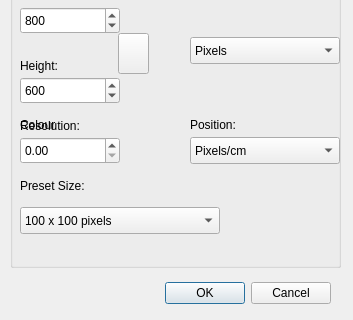
First picture: the form in src/NewDialog.ui, repository PhotoFlare/photoflare, before the edit; both pictures show x 0 to 353 and y 143 to 463 of the 353 by 463 pixel window.
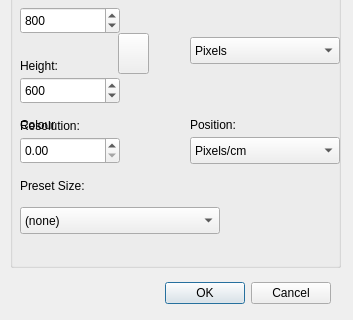
Second picture: the form after the edit. Icons and pictures are not drawn. Custom widgets are drawn as their Qt base class.

Commit message: Add .ico file format to open and save dialogs. Add none option to NewDialog so we can always select 100 x 100 in preset combo.

```diff
--- a/src/NewDialog.ui
+++ b/src/NewDialog.ui
@@ -149,6 +149,11 @@
    <property name="currentIndex">
     <number>0</number>
    </property>
+   <item>
+    <property name="text">
+     <string>(none)</string>
+    </property>
+   </item>
    <item>
     <property name="text">
      <string>100 x 100 pixels</string>
```
The commit also changes 2 other files.
